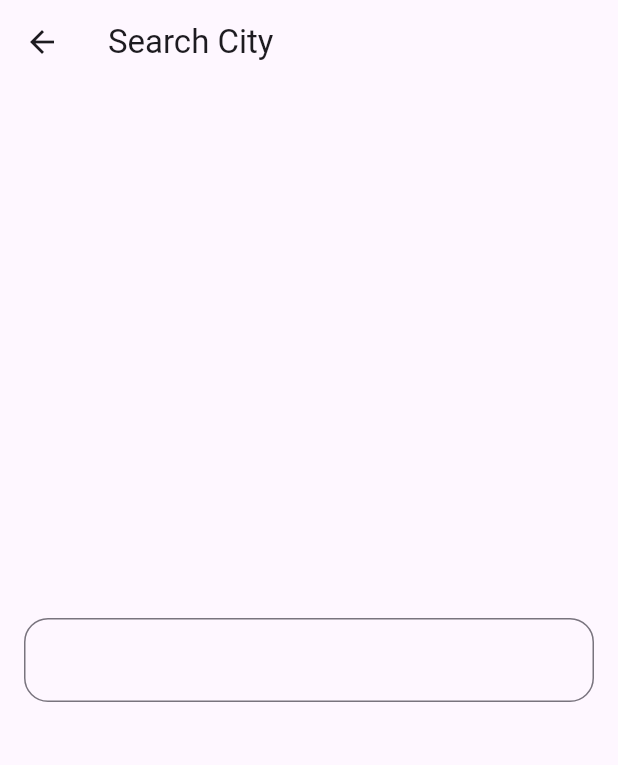
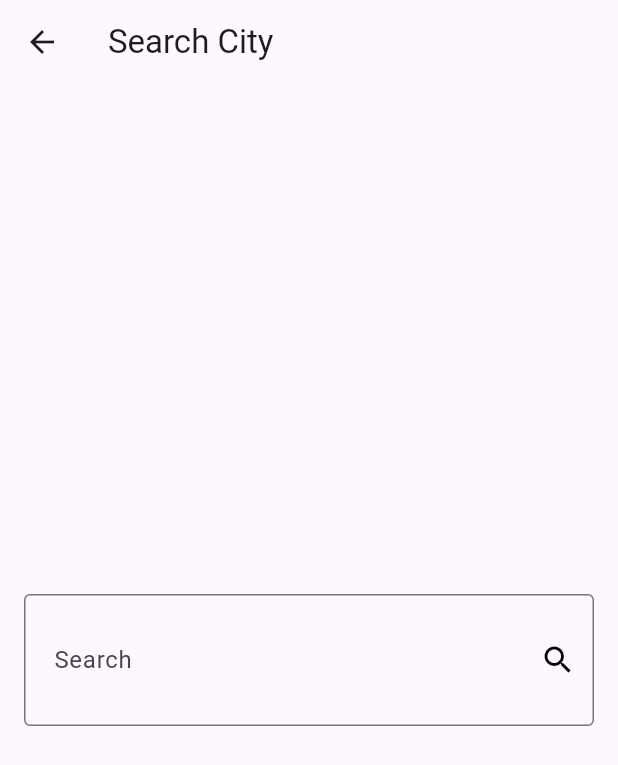
Before and after one commit to MostafaGaber135/weather_app, a Flutter app: the SearchView screen opened directly, on a phone screen of 412 x 824 dp. Shown: the top 765 px of the screen. Run offline on Flutter 3.47's test engine with Material 3 defaults, Android fonts, the phone set to English and light mode, and no system bars.

Commit message:
edit textfield

```diff
--- a/lib/views/search_view.dart
+++ b/lib/views/search_view.dart
@@ -8,15 +8,22 @@ class SearchView extends StatelessWidget {
     return  Scaffold(
       appBar: AppBar(title: const Text('Search City'),
       ),
-      body:  Padding(
-        padding: const EdgeInsets.symmetric(horizontal: 16),
+      body:  const Padding(
+        padding: EdgeInsets.symmetric(horizontal: 16),
         child: Center(
           child: TextField(
             decoration: InputDecoration(
+              contentPadding: EdgeInsets.symmetric(
+                vertical: 32,
+                horizontal: 16,
+              ),
+              labelText: 'Search',
+              suffixIcon: Icon(Icons.search),
+              suffixIconColor: Colors.black,
+              hintText: 'Enter City Name',
               border: OutlineInputBorder(
-                borderRadius: BorderRadius.circular(16),
-                borderSide: const BorderSide(
-                  color: Colors.green
+                borderSide: BorderSide(
+                  color: Colors.green,
                 )
               ),
             ),
```
